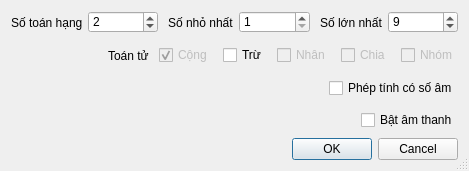
Qt form setting.ui (banx9x/finger-math) before a commit.
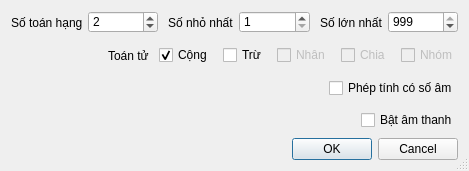
The same form after that commit. Custom widgets are drawn as their Qt base class.

```diff
--- a/setting.ui
+++ b/setting.ui
@@ -103,7 +103,7 @@
          <item>
           <widget class="QCheckBox" name="add">
            <property name="enabled">
-            <bool>false</bool>
+            <bool>true</bool>
            </property>
            <property name="text">
             <string>Cộng</string>
@@ -336,13 +336,13 @@
             <string/>
            </property>
            <property name="minimum">
-            <number>5</number>
+            <number>1</number>
            </property>
            <property name="maximum">
             <number>999</number>
            </property>
            <property name="value">
-            <number>9</number>
+            <number>999</number>
            </property>
           </widget>
          </item>
```
Left out of the diff: 31 changed lines with no effect on the pictures.
